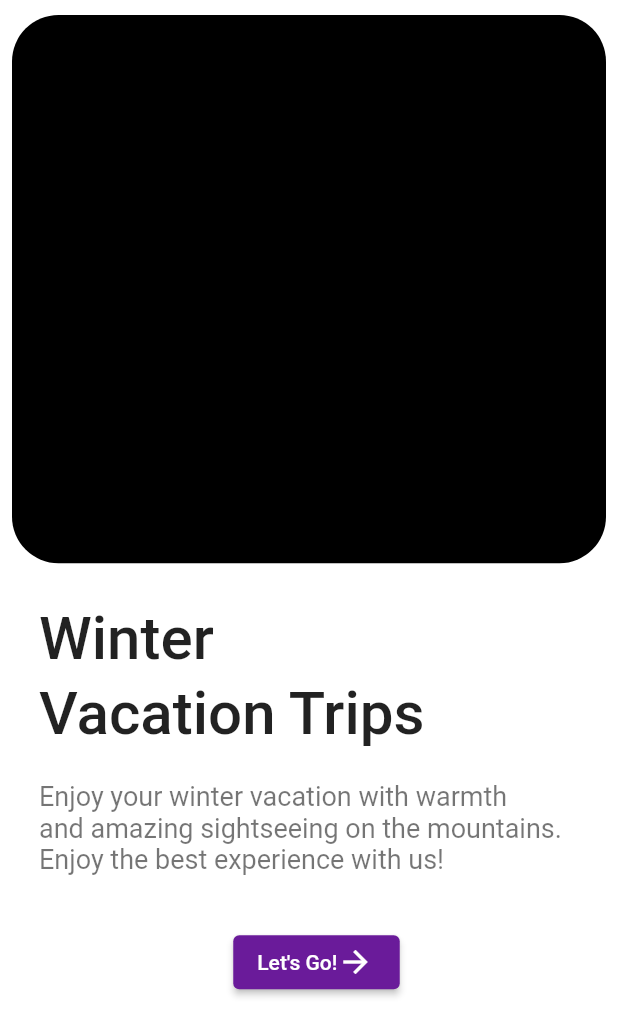
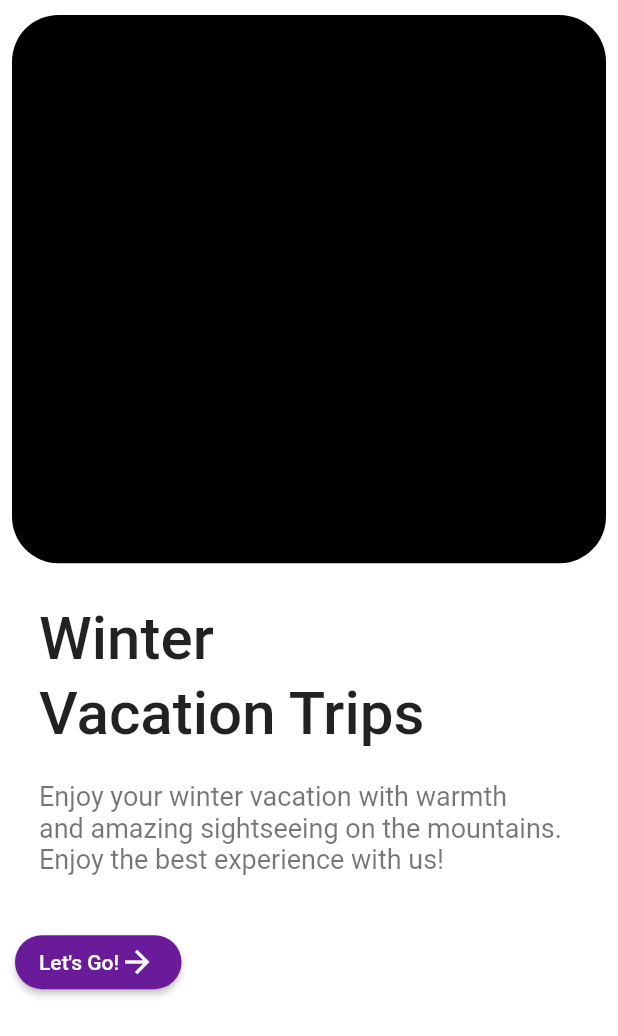
Before and after one commit to Yaswinkirito/travel_app, a Flutter app: the screen it shows after launch, on a phone screen of 412 x 824 dp. Shown: the top 1036 px of the screen. Run offline on Flutter 3.47's test engine with Material 2 defaults, Android fonts, the phone set to English and light mode, and no system bars; our stand-ins replace go_router.

Commit message:
homepage added

```diff
--- a/lib/main.dart
+++ b/lib/main.dart
@@ -50,10 +50,10 @@ class MyHomePage extends StatelessWidget {
             ),
           ),
         ),
-        Padding(
+        const Padding(
             padding: EdgeInsets.only(left: 10),
             child: Column(children: [
-              const ListTile(
+              ListTile(
                 title: Text(
                   "Winter\nVacation Trips",
                   style: TextStyle(
@@ -65,30 +65,47 @@ class MyHomePage extends StatelessWidget {
                 ),
                 dense: false,
               ),
-              const SizedBox(
+              SizedBox(
                 height: 30,
               ),
-              ElevatedButton(
-                  onPressed: () => context.go('/home'),
+              Align(
+                  alignment: Alignment.bottomLeft,
+                  child: GoButton(
+                    page: '/home',
+                    message: "Let's Go!",
+                  ))
+            ]))
+      ])),
+    );
+  }
+}
+
+class GoButton extends StatelessWidget {
+  const GoButton({super.key, required this.page, required this.message});
+  final String page;
+  final String message;
+  @override
+  Widget build(BuildContext context) {
+    return ElevatedButton(
+        onPressed: () => context.go(page),
         style: ElevatedButton.styleFrom(
+            shape: RoundedRectangleBorder(
+                borderRadius: BorderRadius.circular(20.0)),
             backgroundColor: Colors.purple.shade800),
-                  child: const SizedBox(
+        child: SizedBox(
             width: 79,
             child: Row(
               children: [
                 Text(
-                            "Let's Go!",
-                            style: TextStyle(color: Colors.white),
+                  message,
+                  style: const TextStyle(color: Colors.white),
                 ),
                 Icon(
                   Icons.arrow_forward,
                   color: Colors.white,
                 )
               ],
-                      )))
-            ]))
-      ])),
-    );
+            )));
   }
 }
 
```
Lines whose indentation alone changed are shown as unchanged.
